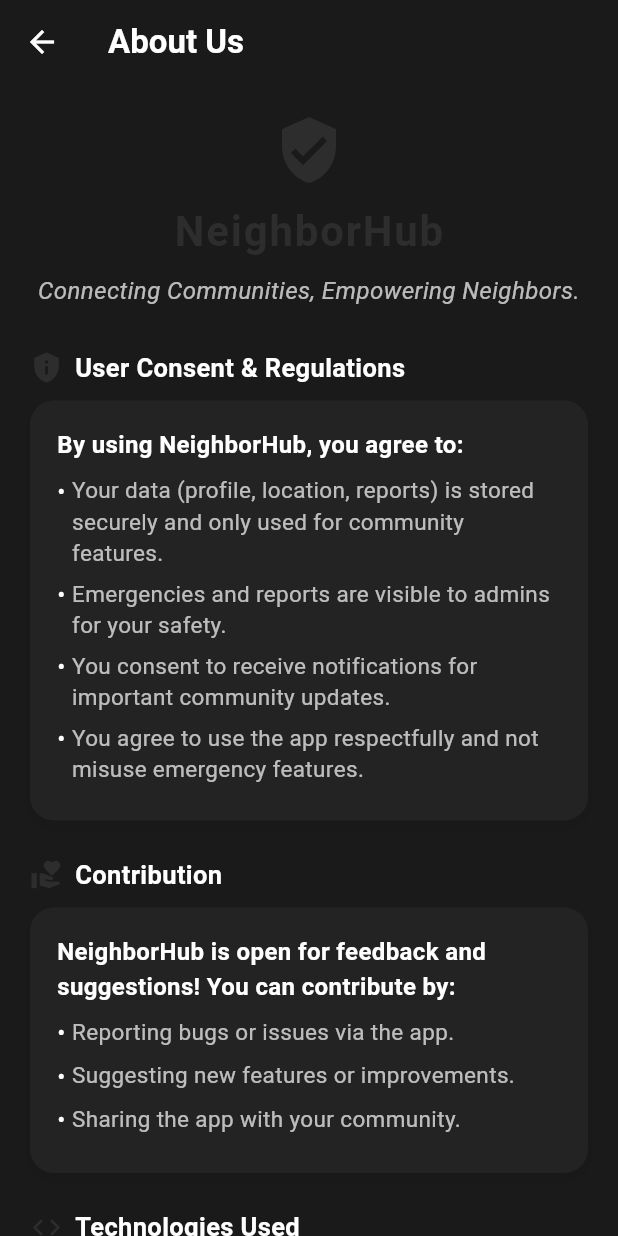
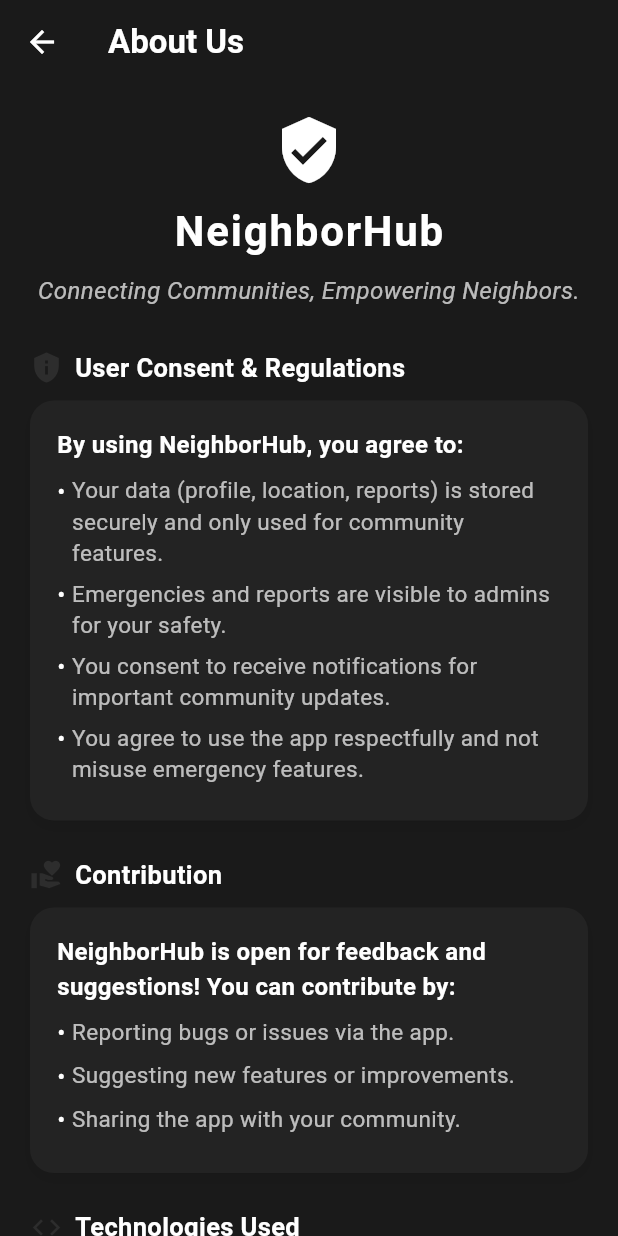
Before and after one commit to Feekkk/neighborhubapp, a Flutter app: the AboutUsPage screen opened directly, on a phone screen of 412 x 824 dp. Run offline on Flutter 3.47's test engine with Material 3 defaults, Android fonts, the phone set to English and light mode, and no system bars; our stand-ins replace cloud_firestore, firebase_auth, firebase_core, geolocator, google_maps_flutter; accounts and stored records are empty; network calls fail.

Commit message:
update UI

```diff
--- a/lib/user/pages/aboutus.dart
+++ b/lib/user/pages/aboutus.dart
@@ -23,12 +23,12 @@ class AboutUsPage extends StatelessWidget {
               Center(
                 child: Column(
                   children: [
-                    Icon(Icons.verified_user, color: Theme.of(context).primaryColor, size: 48),
+                    Icon(Icons.verified_user, color: Colors.white, size: 48),
                     const SizedBox(height: 10),
                     Text(
                       'NeighborHub',
-                      style: TextStyle(
-                        color: Theme.of(context).primaryColor,
+            style: TextStyle(
+              color: Colors.white,
                         fontWeight: FontWeight.bold,
                         fontSize: 28,
                         letterSpacing: 1.2,
@@ -41,8 +41,8 @@ class AboutUsPage extends StatelessWidget {
                         color: Colors.white70,
                         fontSize: 16,
                         fontStyle: FontStyle.italic,
-                      ),
-                      textAlign: TextAlign.center,
+            ),
+            textAlign: TextAlign.center,
                     ),
                   ],
                 ),
```
